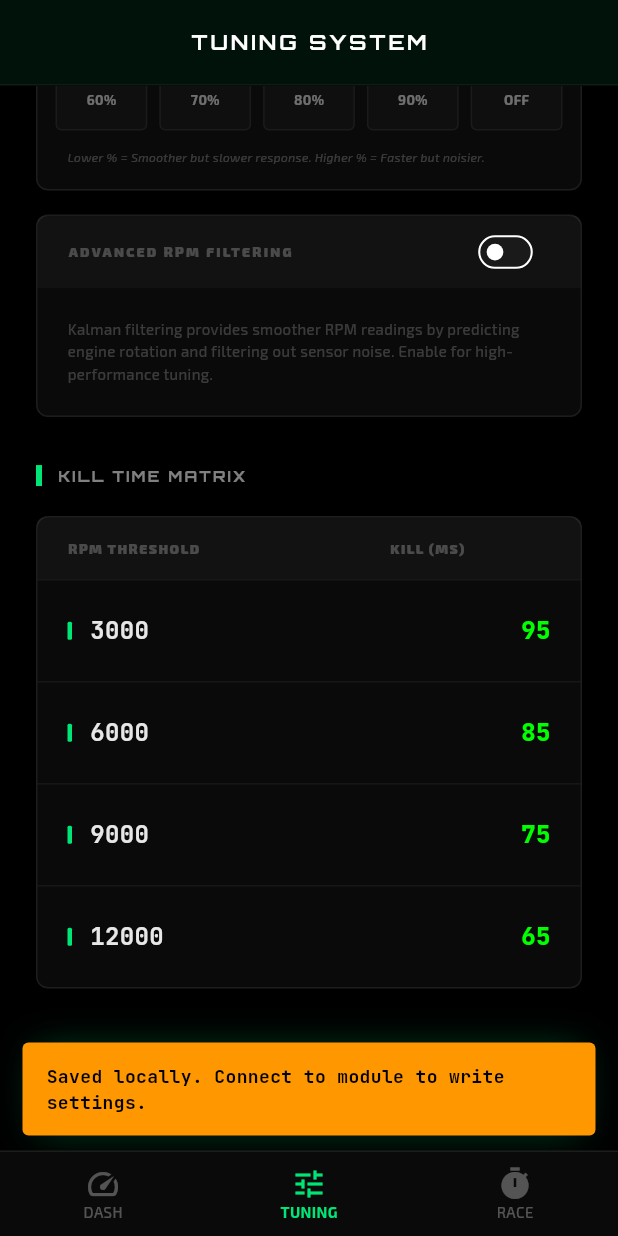
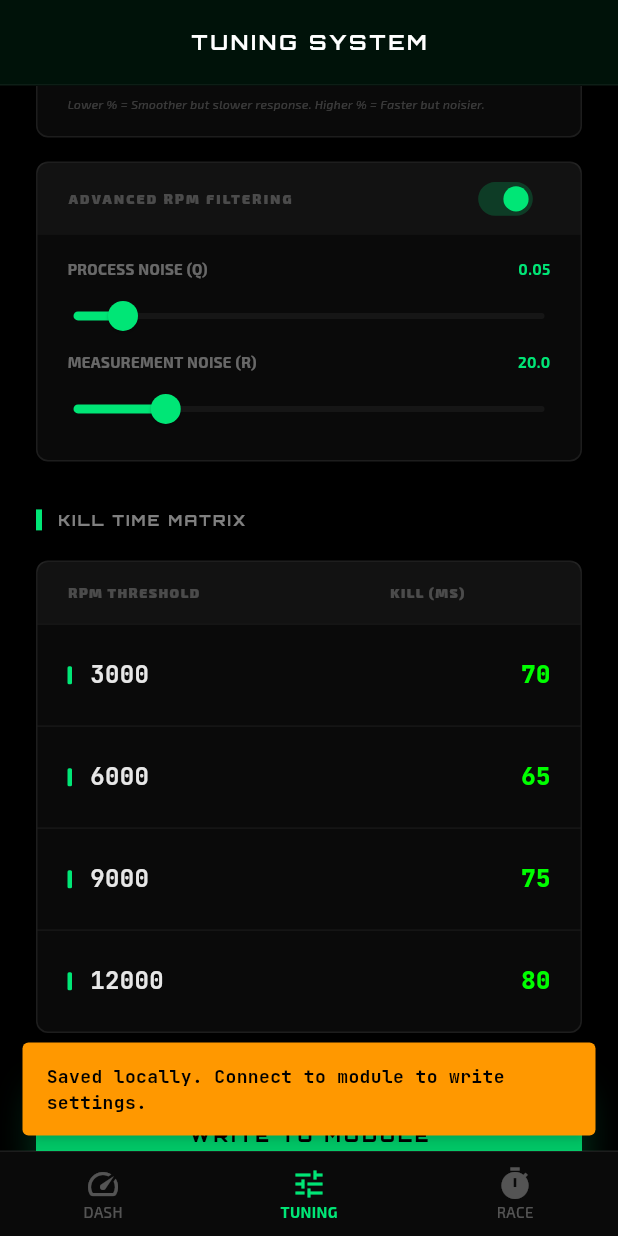
Before and after one commit to Zidanadzi/Antasena-Performance, a Flutter app: the screen it shows after launch, item 2 of the bottom bar chosen, scrolled down 576 dp, after a tap on "WRITE TO MODULE", on a phone screen of 412 x 824 dp. Run offline on Flutter 3.47's test engine with Material 3 defaults, Android fonts, the phone set to English and light mode, and no system bars; our stand-ins replace flutter_bluetooth_serial, geolocator, google_fonts, permission_handler, shared_preferences; missing offline and left inert: bluetooth_classic.

Commit message:
feat: Introduce Kalman filter and update settings
This commit refactors the Arduino code and Flutter application to incorporate a Kalman filter for RPM smoothing and introduces new configuration parameters.

Key changes include:
- Implementing Kalman filter logic in the Arduino code for more robust RPM readings.
- Adding `shiftRpm`, `kalmanOn`, `kalmanQ`, and `kalmanR` settings to the Flutter application.
- Updating default values for RPM calibration and kill-time tables to better suit common motorcycle models.
- Refactoring pin configurations in the Arduino code.

```diff
--- a/lib/main.dart
+++ b/lib/main.dart
@@ -39,10 +39,11 @@ class AppState extends ChangeNotifier {
 
   // Settings
   double _minRpmActive = 3000;
-  double _rpmCalibration = 1.0;
-  double _rpmSmoothing = 0.3; // 1.0 = no smoothing, 0.1 = heavy smoothing
+  double _rpmCalibration = 11.66; // Updated to match MX King default
+  double _rpmSmoothing = 0.3;
+  double _shiftRpm = 11500; // New setting
   List<int> _tableRpm = [3000, 6000, 9000, 12000];
-  List<int> _tableKill = [95, 85, 75, 65];
+  List<int> _tableKill = [70, 65, 75, 80]; // Updated defaults
 
   // Connection
   bool _isConnected = false;
@@ -91,6 +92,7 @@ class AppState extends ChangeNotifier {
   double get minRpmActive => _minRpmActive;
   double get rpmCalibration => _rpmCalibration;
   double get rpmSmoothing => _rpmSmoothing;
+  double get shiftRpm => _shiftRpm; // New getter
   bool get useKalmanFilter => _useKalmanFilter;
   double get kalmanQ => _kalmanQ;
   double get kalmanR => _kalmanR;
@@ -173,11 +175,12 @@ class AppState extends ChangeNotifier {
   Future<void> _loadSettings() async {
     final prefs = await SharedPreferences.getInstance();
     _minRpmActive = prefs.getDouble('minRpmActive') ?? 3000;
-    _rpmCalibration = prefs.getDouble('rpmCalibration') ?? 1.0;
+    _rpmCalibration = prefs.getDouble('rpmCalibration') ?? 11.66;
     _rpmSmoothing = prefs.getDouble('rpmSmoothing') ?? 0.3;
-    _useKalmanFilter = prefs.getBool('useKalmanFilter') ?? false;
-    _kalmanQ = prefs.getDouble('kalmanQ') ?? 0.1;
-    _kalmanR = prefs.getDouble('kalmanR') ?? 2.0;
+    _shiftRpm = prefs.getDouble('shiftRpm') ?? 11500;
+    _useKalmanFilter = prefs.getBool('useKalmanFilter') ?? true;
+    _kalmanQ = prefs.getDouble('kalmanQ') ?? 0.05;
+    _kalmanR = prefs.getDouble('kalmanR') ?? 20.0;
     final savedRpm = prefs.getStringList('tableRpm');
     if (savedRpm != null) _tableRpm = savedRpm.map(int.parse).toList();
     final savedKill = prefs.getStringList('tableKill');
@@ -413,7 +416,11 @@ class AppState extends ChangeNotifier {
           }
 
           // Detect Quick Shifter signal
-          if (msg.contains('QS:ACTIVE')) {
+          if (msg.contains('QS_EVENT:')) {
+            triggerShiftNotification();
+          }
+
+          if (msg.contains('SHIFT!')) {
             triggerShiftNotification();
           }
 
@@ -530,6 +537,11 @@ class AppState extends ChangeNotifier {
     notifyListeners();
   }
 
+  void setShiftRpm(double val) {
+    _shiftRpm = val;
+    notifyListeners();
+  }
+
   void setTableRpm(int index, int val) {
     _tableRpm[index] = val;
     notifyListeners();
@@ -658,6 +670,7 @@ class AppState extends ChangeNotifier {
     await prefs.setDouble('minRpmActive', _minRpmActive);
     await prefs.setDouble('rpmCalibration', _rpmCalibration);
     await prefs.setDouble('rpmSmoothing', _rpmSmoothing);
+    await prefs.setDouble('shiftRpm', _shiftRpm);
     await prefs.setBool('useKalmanFilter', _useKalmanFilter);
     await prefs.setDouble('kalmanQ', _kalmanQ);
     await prefs.setDouble('kalmanR', _kalmanR);
@@ -670,12 +683,8 @@ class AppState extends ChangeNotifier {
     // Write to Bluetooth Module if connected
     if (_isConnected && _classicConnection != null) {
       try {
-        // Simple protocol: S[MIN_RPM],[CALIB],[RPM1],[KILL1],...[RPM4],[KILL4]\n
-        String config = "S${_minRpmActive.round()},${_rpmCalibration.toStringAsFixed(1)}";
-        for (int i = 0; i < _tableRpm.length; i++) {
-          config += ",${_tableRpm[i]},${_tableKill[i]}";
-        }
-        config += "\n";
+        // New protocol: SET_ALL:minRpm,k3k,k6k,k9k,k12k,divider,shiftRpm,kalmanOn,q,r
+        String config = "SET_ALL:${_minRpmActive.round()},${_tableKill[0]},${_tableKill[1]},${_tableKill[2]},${_tableKill[3]},${_rpmCalibration.toStringAsFixed(2)},${_shiftRpm.round()},${_useKalmanFilter ? 1 : 0},${_kalmanQ.toStringAsFixed(4)},${_kalmanR.toStringAsFixed(2)}\n";
 
         _classicConnection!.output.add(Uint8List.fromList(config.codeUnits));
         await _classicConnection!.output.allSent;
@@ -871,7 +880,7 @@ class DashboardPage extends StatelessWidget {
     const Color accentColor = Color(0xFF00E676);
 
     // Shift Light Logic: Flash screen if RPM is high
-    bool isShiftPoint = state.rpm > 12000;
+    bool isShiftPoint = state.rpm >= state.shiftRpm;
 
     return Scaffold(
       backgroundColor: isShiftPoint ? accentColor : const Color(0xFF0F0F0F),
@@ -1454,7 +1463,22 @@ class _TuningPageState extends State<TuningPage> {
               child: _buildStealthTuningCard('MINIMUM RPM', state.minRpmActive.round().toString(), 'RPM'),
             ),
             const SizedBox(height: 16),
-            _buildStealthCalibrationSelector(state),
+            GestureDetector(
+              onTap: () => _showEditDialog(context, 'RPM DIVIDER', state.rpmCalibration.toString(), (val) {
+                state.setRpmCalibration(double.tryParse(val) ?? 11.66);
+              }),
+              child: _buildStealthTuningCard('RPM DIVIDER (CALIBRATION)', state.rpmCalibration.toString(), 'DIV'),
+            ),
+            const SizedBox(height: 16),
+            GestureDetector(
+              onTap: () => _showEditDialog(context, 'SHIFT LIGHT RPM', state.shiftRpm.round().toString(), (val) {
+                // We need to add a setShiftRpm method to AppState
+                // For now I'll use a direct assignment if I can or add the method
+                // I'll add the method in the next chunk
+                state.setShiftRpm(double.tryParse(val) ?? 11500);
+              }),
+              child: _buildStealthTuningCard('SHIFT LIGHT RPM', state.shiftRpm.round().toString(), 'RPM'),
+            ),
             const SizedBox(height: 16),
             _buildStealthSmoothingSelector(state),
             const SizedBox(height: 16),
@@ -1544,72 +1568,6 @@ class _TuningPageState extends State<TuningPage> {
               shape: BoxShape.circle,
             ),
             child: const Icon(Icons.tune, size: 20, color: Color(0xFF00E676)),
-          ),
-        ],
-      ),
-    );
-  }
-
-  Widget _buildStealthCalibrationSelector(AppState state) {
-    return Container(
-      decoration: BoxDecoration(
-        color: const Color(0xFF0A0A0A),
-        borderRadius: BorderRadius.circular(8),
-        border: Border.all(color: Colors.white.withOpacity(0.08)),
-      ),
-      clipBehavior: Clip.antiAlias,
-      child: Column(
-        crossAxisAlignment: CrossAxisAlignment.start,
-        children: [
-          Container(
-            width: double.infinity,
-            padding: const EdgeInsets.symmetric(vertical: 14, horizontal: 20),
-            color: Colors.white.withOpacity(0.03),
-            child: const Text(
-              'RPM CALIBRATION',
-              style: TextStyle(fontSize: 9, fontWeight: FontWeight.w900, color: Colors.white24, letterSpacing: 1.5)
-            ),
-          ),
-          Padding(
-            padding: const EdgeInsets.all(12),
-            child: GridView.count(
-              shrinkWrap: true,
-              physics: const NeverScrollableScrollPhysics(),
-              crossAxisCount: 4,
-              mainAxisSpacing: 8,
-              crossAxisSpacing: 8,
-              childAspectRatio: 1.8,
-              children: [
-                0.5, 0.6, 0.7, 0.8, 0.85, 0.9, 0.95, 1.0,
-                1.05, 1.1, 1.15, 1.2, 1.25, 1.3, 1.4, 1.5
-              ].map((v) {
-                bool selected = state.rpmCalibration == v;
-                return GestureDetector(
-                  onTap: () => state.setRpmCalibration(v),
-                  child: AnimatedContainer(
-                    duration: const Duration(milliseconds: 200),
-                    curve: Curves.easeOutCubic,
-                    alignment: Alignment.center,
-                    decoration: BoxDecoration(
-                      color: selected ? const Color(0xFF00E676) : Colors.white.withOpacity(0.02),
-                      borderRadius: BorderRadius.circular(4),
-                      border: Border.all(
-                        color: selected ? const Color(0xFF00E676) : Colors.white.withOpacity(0.05),
-                        width: 1,
-                      ),
-                    ),
-                    child: Text(
-                      '${v}x',
-                      style: TextStyle(
-                        color: selected ? Colors.black : Colors.white.withOpacity(0.4),
-                        fontWeight: selected ? FontWeight.w900 : FontWeight.bold,
-                        fontSize: 10,
-                      )
-                    ),
-                  ),
-                );
-              }).toList(),
-            ),
           ),
         ],
       ),
@@ -1663,9 +1621,9 @@ class _TuningPageState extends State<TuningPage> {
             ),
             Slider(
               value: state.kalmanQ,
-              min: 0.01,
-              max: 1.0,
-              divisions: 99,
+              min: 0.001,
+              max: 0.5,
+              divisions: 100,
               activeColor: const Color(0xFF00E676),
               inactiveColor: Colors.white.withOpacity(0.05),
               onChanged: (val) => state.setKalmanQ(val),
@@ -1682,8 +1640,8 @@ class _TuningPageState extends State<TuningPage> {
             ),
             Slider(
               value: state.kalmanR,
-              min: 0.1,
-              max: 10.0,
+              min: 1.0,
+              max: 100.0,
               divisions: 99,
               activeColor: const Color(0xFF00E676),
               inactiveColor: Colors.white.withOpacity(0.05),
--- a/pubspec.yaml
+++ b/pubspec.yaml
@@ -17,6 +17,8 @@ dependencies:
   cupertino_icons: ^1.0.6
   flutter_bluetooth_serial: ^0.4.0
   bluetooth_classic: any
+  syncfusion_flutter_gauges: ^20.1.47
+  vibration: ^1.7.5
 
 dev_dependencies:
   flutter_test:
```
Also changed, not shown: 1 other file.
